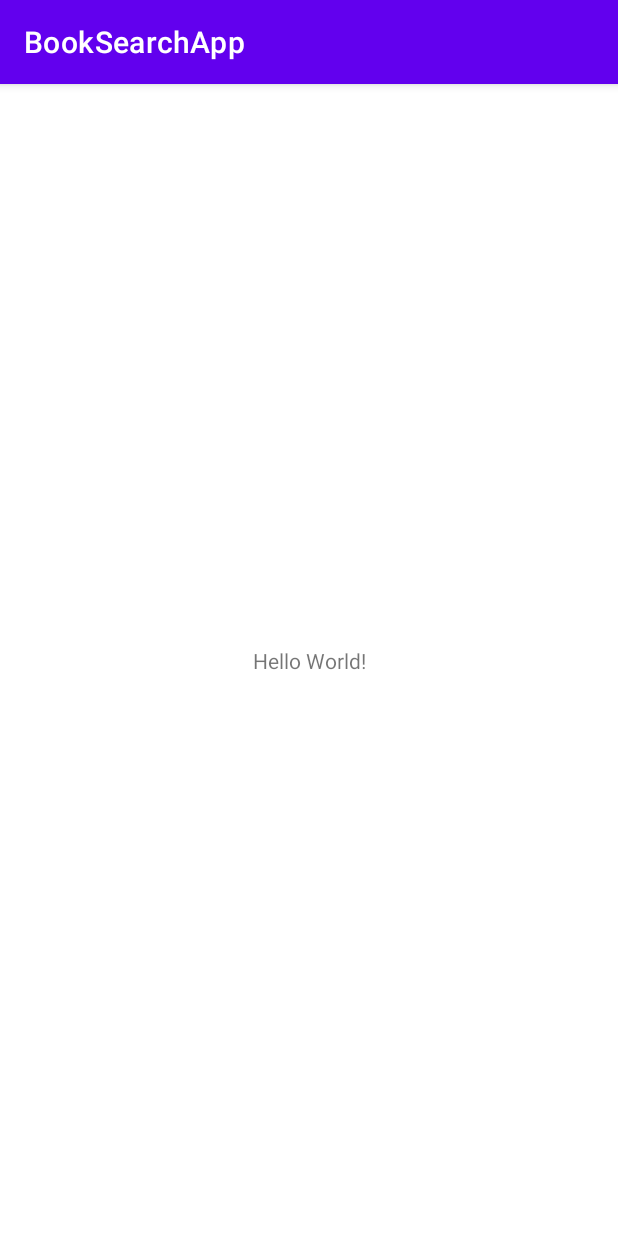
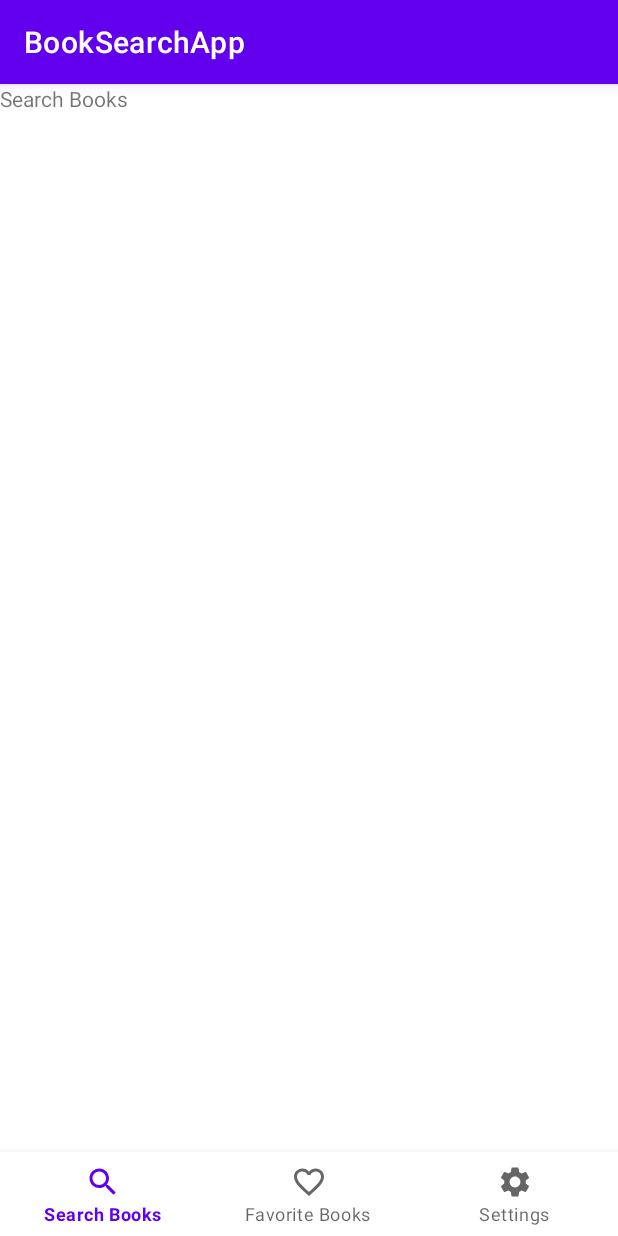
Before and after one commit to jinsumin/Book-Search-App, an Android app: the screen it shows after launch (MainActivity), on a phone screen of 412 x 824 dp. Run offline under Robolectric (Android 15) with nearby library versions, the phone set to English and light mode, and no system bars.

Commit message:
ui fragment with data binding

```diff
--- a/app/build.gradle
+++ b/app/build.gradle
@@ -29,6 +29,9 @@ android {
     kotlinOptions {
         jvmTarget = '1.8'
     }
+    buildFeatures {
+        viewBinding true
+    }
 }
 
 dependencies {
--- a/app/src/main/java/com/kopolabs/booksearchapp/MainActivity.kt
+++ b/app/src/main/java/com/kopolabs/booksearchapp/MainActivity.kt
@@ -1,11 +1,50 @@
 package com.kopolabs.booksearchapp
 
+import android.os.Bundle
 import androidx.appcompat.app.AppCompatActivity
-import android.os.Bundle
+import com.kopolabs.booksearchapp.databinding.ActivityMainBinding
+import com.kopolabs.booksearchapp.ui.view.FavoriteFragment
+import com.kopolabs.booksearchapp.ui.view.SearchFragment
+import com.kopolabs.booksearchapp.ui.view.SettingsFragment
 
 class MainActivity : AppCompatActivity() {
+    private val binding: ActivityMainBinding by lazy {
+        ActivityMainBinding.inflate(layoutInflater)
+    }
+
     override fun onCreate(savedInstanceState: Bundle?) {
         super.onCreate(savedInstanceState)
-        setContentView(R.layout.activity_main)
+        setContentView(binding.root)
+
+        setupBottomNavigationView()
+        if (savedInstanceState == null) {
+            binding.bottomNavigationView.selectedItemId = R.id.fragment_search
+        }
+    }
+
+    private fun setupBottomNavigationView() {
+        binding.bottomNavigationView.setOnItemSelectedListener { item ->
+            when (item.itemId) {
+                R.id.fragment_search -> {
+                    supportFragmentManager.beginTransaction()
+                        .replace(R.id.frame_layout, SearchFragment())
+                        .commit()
+                    true
+                }
+                R.id.fragment_favorite -> {
+                    supportFragmentManager.beginTransaction()
+                        .replace(R.id.frame_layout, FavoriteFragment())
+                        .commit()
+                    true
+                }
+                R.id.fragment_settings -> {
+                    supportFragmentManager.beginTransaction()
+                        .replace(R.id.frame_layout, SettingsFragment())
+                        .commit()
+                    true
+                }
+                else -> false
+            }
+        }
     }
 }
--- /dev/null
+++ b/app/src/main/java/com/kopolabs/booksearchapp/ui/view/SearchFragment.kt
@@ -0,0 +1,27 @@
+package com.kopolabs.booksearchapp.ui.view
+
+import android.os.Bundle
+import android.view.LayoutInflater
+import android.view.View
+import android.view.ViewGroup
+import androidx.fragment.app.Fragment
+import com.kopolabs.booksearchapp.databinding.FragmentSearchBinding
+
+class SearchFragment : Fragment() {
+    private var _binding: FragmentSearchBinding? = null
+    private val binding get() = _binding!!
+
+    override fun onCreateView(
+        inflater: LayoutInflater,
+        container: ViewGroup?,
+        savedInstanceState: Bundle?
+    ): View? {
+        _binding = FragmentSearchBinding.inflate(inflater, container, false)
+        return binding.root
+    }
+
+    override fun onDestroyView() {
+        _binding = null
+        super.onDestroyView()
+    }
+}
--- /dev/null
+++ b/app/src/main/res/drawable/ic_favorite_24.xml
@@ -0,0 +1,5 @@
+<vector android:height="24dp" android:tint="#000000"
+    android:viewportHeight="24" android:viewportWidth="24"
+    android:width="24dp" xmlns:android="http://schemas.android.com/apk/res/android">
+    <path android:fillColor="@android:color/white" android:pathData="M16.5,3c-1.74,0 -3.41,0.81 -4.5,2.09C10.91,3.81 9.24,3 7.5,3 4.42,3 2,5.42 2,8.5c0,3.78 3.4,6.86 8.55,11.54L12,21.35l1.45,-1.32C18.6,15.36 22,12.28 22,8.5 22,5.42 19.58,3 16.5,3zM12.1,18.55l-0.1,0.1 -0.1,-0.1C7.14,14.24 4,11.39 4,8.5 4,6.5 5.5,5 7.5,5c1.54,0 3.04,0.99 3.57,2.36h1.87C13.46,5.99 14.96,5 16.5,5c2,0 3.5,1.5 3.5,3.5 0,2.89 -3.14,5.74 -7.9,10.05z"/>
+</vector>
--- /dev/null
+++ b/app/src/main/res/drawable/ic_search_24.xml
@@ -0,0 +1,5 @@
+<vector android:height="24dp" android:tint="#000000"
+    android:viewportHeight="24" android:viewportWidth="24"
+    android:width="24dp" xmlns:android="http://schemas.android.com/apk/res/android">
+    <path android:fillColor="@android:color/white" android:pathData="M15.5,14h-0.79l-0.28,-0.27C15.41,12.59 16,11.11 16,9.5 16,5.91 13.09,3 9.5,3S3,5.91 3,9.5 5.91,16 9.5,16c1.61,0 3.09,-0.59 4.23,-1.57l0.27,0.28v0.79l5,4.99L20.49,19l-4.99,-5zM9.5,14C7.01,14 5,11.99 5,9.5S7.01,5 9.5,5 14,7.01 14,9.5 11.99,14 9.5,14z"/>
+</vector>
--- /dev/null
+++ b/app/src/main/res/drawable/ic_settings_24.xml
@@ -0,0 +1,5 @@
+<vector android:height="24dp" android:tint="#000000"
+    android:viewportHeight="24" android:viewportWidth="24"
+    android:width="24dp" xmlns:android="http://schemas.android.com/apk/res/android">
+    <path android:fillColor="@android:color/white" android:pathData="M19.14,12.94c0.04,-0.3 0.06,-0.61 0.06,-0.94c0,-0.32 -0.02,-0.64 -0.07,-0.94l2.03,-1.58c0.18,-0.14 0.23,-0.41 0.12,-0.61l-1.92,-3.32c-0.12,-0.22 -0.37,-0.29 -0.59,-0.22l-2.39,0.96c-0.5,-0.38 -1.03,-0.7 -1.62,-0.94L14.4,2.81c-0.04,-0.24 -0.24,-0.41 -0.48,-0.41h-3.84c-0.24,0 -0.43,0.17 -0.47,0.41L9.25,5.35C8.66,5.59 8.12,5.92 7.63,6.29L5.24,5.33c-0.22,-0.08 -0.47,0 -0.59,0.22L2.74,8.87C2.62,9.08 2.66,9.34 2.86,9.48l2.03,1.58C4.84,11.36 4.8,11.69 4.8,12s0.02,0.64 0.07,0.94l-2.03,1.58c-0.18,0.14 -0.23,0.41 -0.12,0.61l1.92,3.32c0.12,0.22 0.37,0.29 0.59,0.22l2.39,-0.96c0.5,0.38 1.03,0.7 1.62,0.94l0.36,2.54c0.05,0.24 0.24,0.41 0.48,0.41h3.84c0.24,0 0.44,-0.17 0.47,-0.41l0.36,-2.54c0.59,-0.24 1.13,-0.56 1.62,-0.94l2.39,0.96c0.22,0.08 0.47,0 0.59,-0.22l1.92,-3.32c0.12,-0.22 0.07,-0.47 -0.12,-0.61L19.14,12.94zM12,15.6c-1.98,0 -3.6,-1.62 -3.6,-3.6s1.62,-3.6 3.6,-3.6s3.6,1.62 3.6,3.6S13.98,15.6 12,15.6z"/>
+</vector>
--- a/app/src/main/res/layout/activity_main.xml
+++ b/app/src/main/res/layout/activity_main.xml
@@ -6,13 +6,22 @@
     android:layout_height="match_parent"
     tools:context=".MainActivity">
 
-    <TextView
-        android:layout_width="wrap_content"
-        android:layout_height="wrap_content"
-        android:text="Hello World!"
-        app:layout_constraintBottom_toBottomOf="parent"
+    <FrameLayout
+        android:id="@+id/frame_layout"
+        android:layout_width="0dp"
+        android:layout_height="0dp"
+        app:layout_constraintBottom_toTopOf="@+id/bottom_navigation_view"
         app:layout_constraintEnd_toEndOf="parent"
         app:layout_constraintStart_toStartOf="parent"
         app:layout_constraintTop_toTopOf="parent" />
 
+    <com.google.android.material.bottomnavigation.BottomNavigationView
+        android:id="@+id/bottom_navigation_view"
+        android:layout_width="0dp"
+        android:layout_height="56dp"
+        app:layout_constraintBottom_toBottomOf="parent"
+        app:layout_constraintEnd_toEndOf="parent"
+        app:layout_constraintStart_toStartOf="parent"
+        app:menu="@menu/bottom_navigation_menu" />
+
 </androidx.constraintlayout.widget.ConstraintLayout>
--- /dev/null
+++ b/app/src/main/res/layout/fragment_search.xml
@@ -0,0 +1,13 @@
+<?xml version="1.0" encoding="utf-8"?>
+<androidx.constraintlayout.widget.ConstraintLayout xmlns:android="http://schemas.android.com/apk/res/android"
+    xmlns:tools="http://schemas.android.com/tools"
+    android:layout_width="match_parent"
+    android:layout_height="match_parent"
+    tools:context=".ui.view.SearchFragment">
+
+    <TextView
+        android:layout_width="match_parent"
+        android:layout_height="match_parent"
+        android:text="@string/search" />
+
+</androidx.constraintlayout.widget.ConstraintLayout>
--- /dev/null
+++ b/app/src/main/res/menu/bottom_navigation_menu.xml
@@ -0,0 +1,18 @@
+<?xml version="1.0" encoding="utf-8"?>
+<menu xmlns:android="http://schemas.android.com/apk/res/android">
+
+    <item
+        android:id="@+id/fragment_search"
+        android:icon="@drawable/ic_search_24"
+        android:title="@string/search" />
+
+    <item
+        android:id="@+id/fragment_favorite"
+        android:icon="@drawable/ic_favorite_24"
+        android:title="@string/favorite" />
+
+    <item
+        android:id="@+id/fragment_settings"
+        android:icon="@drawable/ic_settings_24"
+        android:title="@string/settings" />
+</menu>
--- a/app/src/main/res/values/strings.xml
+++ b/app/src/main/res/values/strings.xml
@@ -1,3 +1,7 @@
 <resources>
     <string name="app_name">BookSearchApp</string>
+
+    <string name="search">Search Books</string>
+    <string name="favorite">Favorite Books</string>
+    <string name="settings">Settings</string>
 </resources>
```
Also changed, not shown: app/src/main/java/com/kopolabs/booksearchapp/ui/view/FavoriteFragment.kt (added, +27 -0 lines), app/src/main/java/com/kopolabs/booksearchapp/ui/view/SettingsFragment.kt (added, +27 -0 lines), app/src/main/res/layout/fragment_favorite.xml (added, +13 -0 lines), app/src/main/res/layout/fragment_settings.xml (added, +13 -0 lines).
